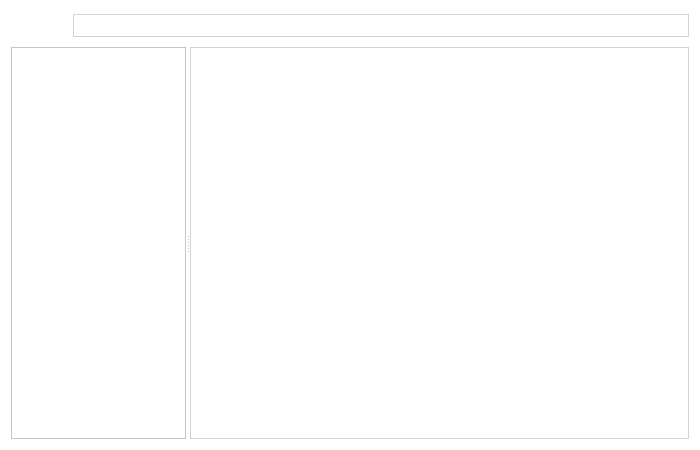
This is Window.ui in Outtaway/ufm as Qt 5 draws it before an edit. The edited form follows.
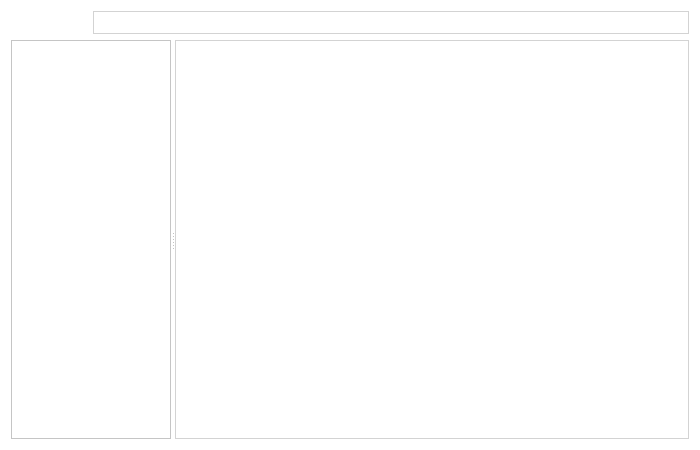
This is the edited form. Icons and pictures are not drawn.

Commit message: Update size policies for each widget

The edit to the form file:
```diff
--- a/Window.ui
+++ b/Window.ui
@@ -47,18 +47,6 @@
            <verstretch>0</verstretch>
           </sizepolicy>
          </property>
-         <property name="minimumSize">
-          <size>
-           <width>30</width>
-           <height>30</height>
-          </size>
-         </property>
-         <property name="maximumSize">
-          <size>
-           <width>30</width>
-           <height>30</height>
-          </size>
-         </property>
          <property name="styleSheet">
           <string notr="true">QPushButton:hover
 {
@@ -73,9 +61,6 @@
            <normalon>:/resources/left-arrow.png</normalon>
           </iconset>
          </property>
-         <property name="default">
-          <bool>false</bool>
-         </property>
          <property name="flat">
           <bool>true</bool>
          </property>
@@ -92,18 +77,6 @@
            <verstretch>0</verstretch>
           </sizepolicy>
          </property>
-         <property name="minimumSize">
-          <size>
-           <width>30</width>
-           <height>30</height>
-          </size>
-         </property>
-         <property name="maximumSize">
-          <size>
-           <width>30</width>
-           <height>30</height>
-          </size>
-         </property>
          <property name="styleSheet">
           <string notr="true">QPushButton:hover
 {
@@ -126,7 +99,7 @@
        <item>
         <widget class="QListWidget" name="path_line">
          <property name="sizePolicy">
-          <sizepolicy hsizetype="Minimum" vsizetype="Ignored">
+          <sizepolicy hsizetype="Minimum" vsizetype="Maximum">
            <horstretch>0</horstretch>
            <verstretch>0</verstretch>
           </sizepolicy>
@@ -152,7 +125,7 @@
    <item>
     <widget class="QSplitter" name="splitter">
      <property name="sizePolicy">
-      <sizepolicy hsizetype="Expanding" vsizetype="MinimumExpanding">
+      <sizepolicy hsizetype="Expanding" vsizetype="Expanding">
        <horstretch>0</horstretch>
        <verstretch>0</verstretch>
       </sizepolicy>
@@ -165,20 +138,14 @@
      </property>
      <widget class="QTreeWidget" name="quick_panel">
       <property name="sizePolicy">
-       <sizepolicy hsizetype="Minimum" vsizetype="Minimum">
+       <sizepolicy hsizetype="Preferred" vsizetype="Expanding">
         <horstretch>0</horstretch>
         <verstretch>0</verstretch>
        </sizepolicy>
       </property>
-      <property name="minimumSize">
-       <size>
-        <width>100</width>
-        <height>0</height>
-       </size>
-      </property>
       <property name="maximumSize">
        <size>
-        <width>175</width>
+        <width>160</width>
         <height>16777215</height>
        </size>
       </property>
@@ -197,7 +164,7 @@
      </widget>
      <widget class="QTreeView" name="dir_content">
       <property name="sizePolicy">
-       <sizepolicy hsizetype="Minimum" vsizetype="Minimum">
+       <sizepolicy hsizetype="MinimumExpanding" vsizetype="Expanding">
         <horstretch>0</horstretch>
         <verstretch>0</verstretch>
        </sizepolicy>
```
